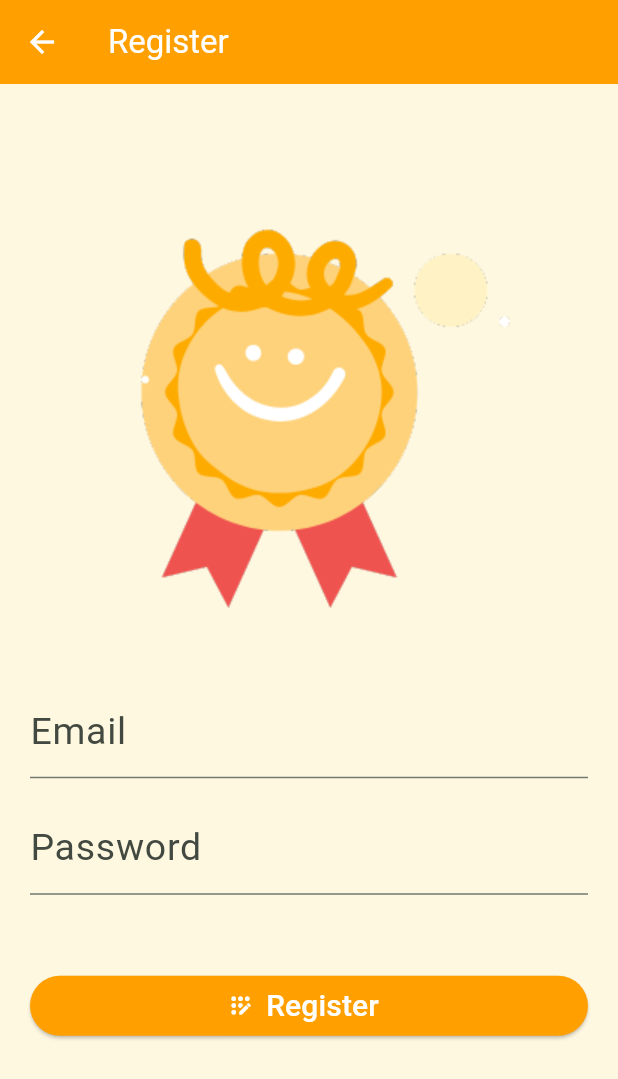
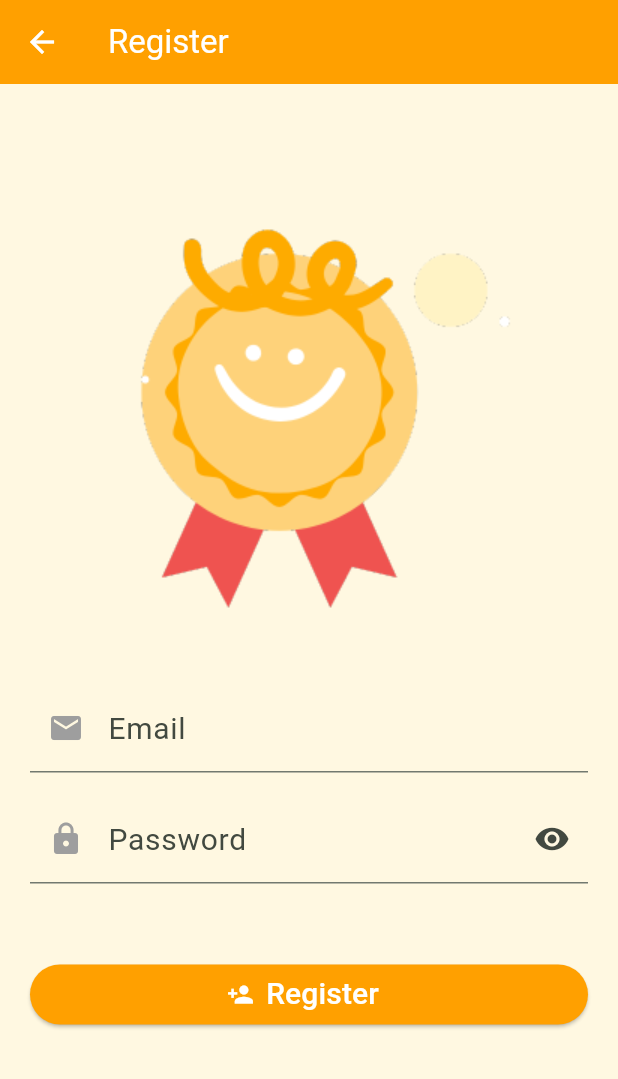
Before and after one commit to project-mobileapp/project-mobile, a Flutter app: the RegisterScreen screen opened directly, on a phone screen of 412 x 824 dp. Shown: the top 1079 px of the screen. Run offline on Flutter 3.47's test engine with Material 3 defaults, Android fonts, the light colour scheme and no system bars; our stand-ins replace cloud_firestore, firebase_auth, firebase_core, fluttertoast, form_field_validator, qr_flutter and 2 more; accounts and stored records are empty.

Commit message:
edit icon add function

```diff
--- a/lib/screen/goal_tracking.dart
+++ b/lib/screen/goal_tracking.dart
@@ -92,11 +92,13 @@ class _MainScreenState extends State<MainScreen>
         systemNavigationBarIconBrightness: Brightness.dark,
       ),
     );
+
     return Scaffold(
+      backgroundColor: Colors.amber[50],
       appBar: AppBar(
         title: const Text('Goal Tracking🏆'),
         backgroundColor: Colors.amber[700],
-        foregroundColor: const Color.fromARGB(255, 255, 222, 133),
+        foregroundColor: const Color.fromARGB(255, 255, 255, 255),
       ),
       body: StreamBuilder(
         stream: FirebaseFirestore.instance
--- a/lib/screen/home.dart
+++ b/lib/screen/home.dart
@@ -61,7 +61,7 @@ class HomeScreen extends StatelessWidget {
                       return RegisterScreen();
                     }));
                   },
-                  icon: Icon(Icons.add,
+                  icon: Icon(Icons.person_add,
                       color: const Color.fromARGB(
                           255, 255, 255, 255)), // ไอคอนสีขาว
                   label: Text(
--- a/lib/screen/register.dart
+++ b/lib/screen/register.dart
@@ -16,6 +16,7 @@ class RegisterScreen extends StatefulWidget {
 class _RegisterScreenState extends State<RegisterScreen> {
   final formKey = GlobalKey<FormState>();
   Profile profile = new Profile();
+  bool _obscurePassword = true;
   final Future<FirebaseApp> firebase = Firebase.initializeApp(
       options: FirebaseOptions(
           apiKey: "AIzaSyAipqWr4OO_igXIAdqD0aw1fHS9tDbCqoo",
@@ -61,7 +62,9 @@ class _RegisterScreenState extends State<RegisterScreen> {
                             TextFormField(
                               decoration: InputDecoration(
                                 labelText: 'Email',
-                                labelStyle: TextStyle(fontSize: 25),
+                                labelStyle: TextStyle(fontSize: 20),
+                                prefixIcon:
+                                    Icon(Icons.email, color: Colors.grey),
                               ),
                               validator: MultiValidator([
                                 RequiredValidator(errorText: 'กรุณาป้อนอีเมล'),
@@ -76,10 +79,23 @@ class _RegisterScreenState extends State<RegisterScreen> {
                             SizedBox(height: 15),
                             TextFormField(
                                 decoration: InputDecoration(
-                                  labelText: 'Password',
-                                  labelStyle: TextStyle(fontSize: 25),
-                                ),
-                                obscureText: true,
+                                    labelText: 'Password',
+                                    labelStyle: TextStyle(fontSize: 20),
+                                    prefixIcon:
+                                        Icon(Icons.lock, color: Colors.grey),
+                                    suffixIcon: IconButton(
+                                      icon: Icon(
+                                        _obscurePassword
+                                            ? Icons.visibility
+                                            : Icons.visibility_off,
+                                      ),
+                                      onPressed: () {
+                                        setState(() {
+                                          _obscurePassword = !_obscurePassword;
+                                        });
+                                      },
+                                    )),
+                                obscureText: _obscurePassword,
                                 validator: RequiredValidator(
                                     errorText: 'กรุณาป้อนรหัสผ่าน'),
                                 onSaved: (password) {
@@ -124,7 +140,7 @@ class _RegisterScreenState extends State<RegisterScreen> {
                                         }
                                       }
                                     },
-                                    icon: Icon(Icons.app_registration_rounded,
+                                    icon: Icon(Icons.person_add,
                                         color: const Color.fromARGB(
                                             255, 255, 255, 255)), // ไอคอนสีดำ
                                     label: Text(
```
Also changed, not shown: lib/screen/login.dart (+22 -6 lines), lib/screen/setting_screen.dart (+30 -53 lines).
